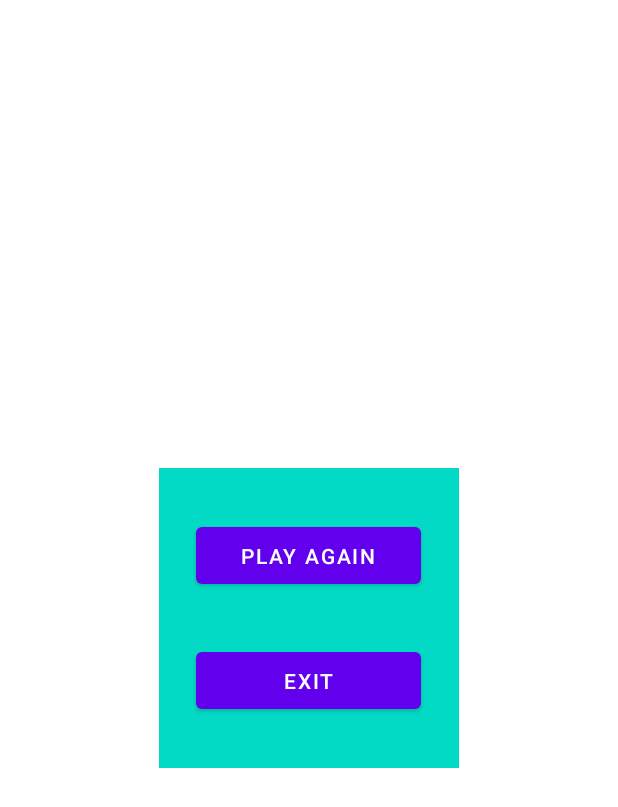
After one commit to CongPhiNguyen/spaceship-android, an Android app: the layout game_over.xml on its own in the app's theme, with its tools: preview values and no code run, on a phone screen of 412 x 824 dp. The commit adds this screen. Shown: the top 807 px of the screen. Run offline under Robolectric (Android 15) with nearby library versions, the phone set to English and light mode, and no system bars.

Commit message:
Cơ bản là xong, game chơi được, chưa tối ưu code

```diff
--- a/SpaceShip/app/src/main/java/com/example/spaceship/Bullet.java
+++ b/SpaceShip/app/src/main/java/com/example/spaceship/Bullet.java
@@ -4,6 +4,7 @@ import android.animation.Animator;
 import android.animation.ValueAnimator;
 import android.content.Context;
 import android.graphics.Point;
+import android.view.animation.Animation;
 import android.widget.ImageView;
 import android.widget.LinearLayout;
 import android.widget.RelativeLayout;
@@ -25,5 +26,4 @@ public class Bullet {
         bullet.setX(bulletCoor.x);
         bullet.setY(bulletCoor.y);
     }
-
 }
--- a/SpaceShip/app/src/main/java/com/example/spaceship/Meteor.java
+++ b/SpaceShip/app/src/main/java/com/example/spaceship/Meteor.java
@@ -13,6 +13,7 @@ import android.widget.Toast;
 public class Meteor {
     public ImageView meteor;
     public Point meteorCoord;
+    public ValueAnimator animator;
     Meteor(Context context, Point meteorCoord, int screenHeight, RelativeLayout gameScreen)
     {
         meteor= new ImageView(context);
@@ -28,4 +29,8 @@ public class Meteor {
         meteor.setY(meteorCoord.y);
 
     }
+    public void setAnimator(ValueAnimator animator)
+    {
+        this.animator=animator;
+    }
 }
--- a/SpaceShip/app/src/main/java/com/example/spaceship/SpaceShip.java
+++ /dev/null
@@ -1,3 +0,0 @@
-package com.example.spaceship;
-public class SpaceShip {
-}
--- /dev/null
+++ b/SpaceShip/app/src/main/res/layout/game_over.xml
@@ -0,0 +1,31 @@
+<?xml version="1.0" encoding="utf-8"?>
+<RelativeLayout xmlns:android="http://schemas.android.com/apk/res/android"
+    xmlns:app="http://schemas.android.com/apk/res-auto"
+    xmlns:tools="http://schemas.android.com/tools"
+    android:layout_width="match_parent"
+    android:layout_height="match_parent"
+    tools:context=".MainActivity">
+
+    <LinearLayout
+        android:layout_width="200dp"
+        android:layout_height="200dp"
+        android:layout_centerInParent="true"
+        android:background="@color/teal_200"
+        android:orientation="vertical">
+        <Button
+            android:id="@+id/btPlayAgain"
+            android:layout_width="150dp"
+            android:layout_height="50dp"
+            android:layout_gravity="center_horizontal"
+            android:layout_marginTop="33dp"
+            android:text="Play Again"/>
+        <Button
+            android:id="@+id/btExitAgain"
+            android:layout_width="150dp"
+            android:layout_height="50dp"
+            android:layout_marginTop="33dp"
+            android:layout_gravity="center_horizontal"
+            android:text="Exit"/>
+    </LinearLayout>
+
+</RelativeLayout>
```
Also changed, not shown: SpaceShip/app/src/main/java/com/example/spaceship/MainActivity.java (+93 -34 lines), 1 other file.
